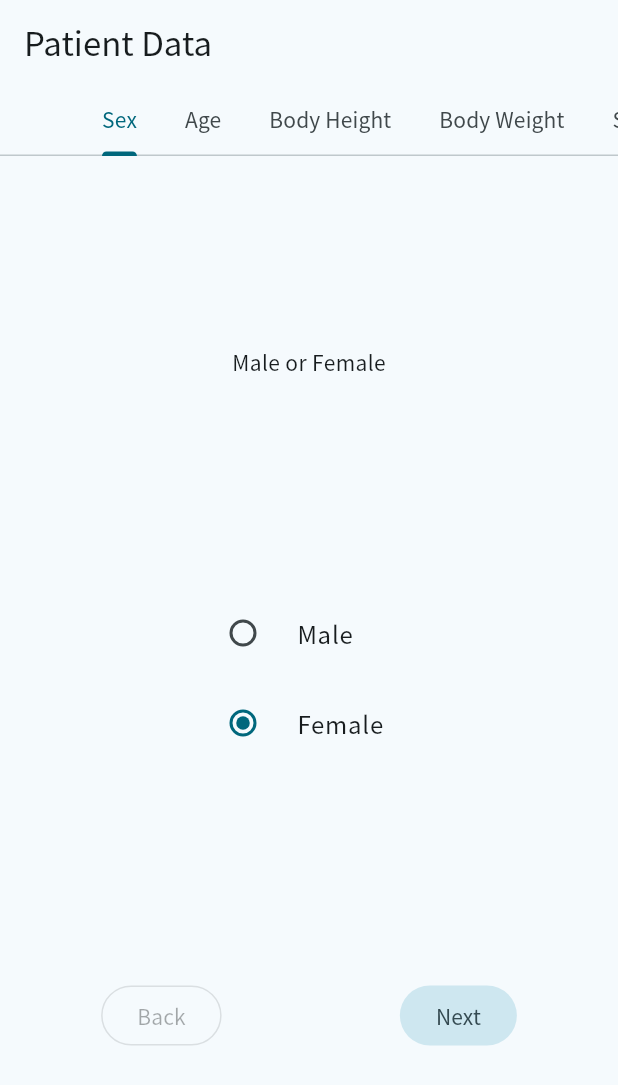
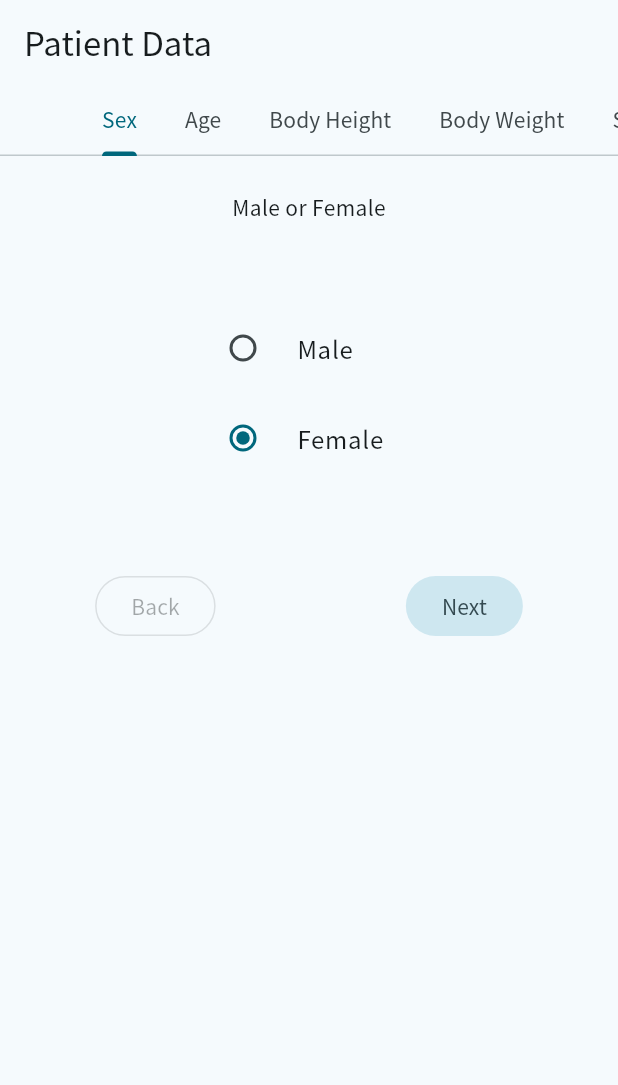
Before and after one commit to studiome/clti_risk, a Flutter app: the screen it shows after launch, on a phone screen of 412 x 824 dp. Shown: the top 1085 px of the screen. Run offline on Flutter 3.47's test engine with Material 2 defaults, Android fonts, the phone set to English and light mode, and no system bars.

Commit message:
padding page content

```diff
--- a/lib/widgets/question_page.dart
+++ b/lib/widgets/question_page.dart
@@ -25,12 +25,17 @@ class QuestionPage extends StatelessWidget {
   Widget build(BuildContext context) {
     return Center(
       child: Column(
-        mainAxisAlignment: MainAxisAlignment.spaceEvenly,
+        mainAxisAlignment: MainAxisAlignment.start,
         children: [
-          Padding(padding: const EdgeInsets.all(12.0), child: Text(subtitle)),
-          Padding(padding: const EdgeInsets.all(8.0), child: content),
           Padding(
-            padding: const EdgeInsets.all(8.0),
+              padding:
+                  const EdgeInsets.symmetric(vertical: 24.0, horizontal: 16.0),
+              child: Text(subtitle)),
+          Padding(
+              padding: const EdgeInsets.symmetric(vertical: 24.0),
+              child: content),
+          Padding(
+            padding: const EdgeInsets.symmetric(vertical: 24.0),
             child: TabTransitionNavigator(
               tabIndex: tabIndex,
               tabCount: tabCount,
```
